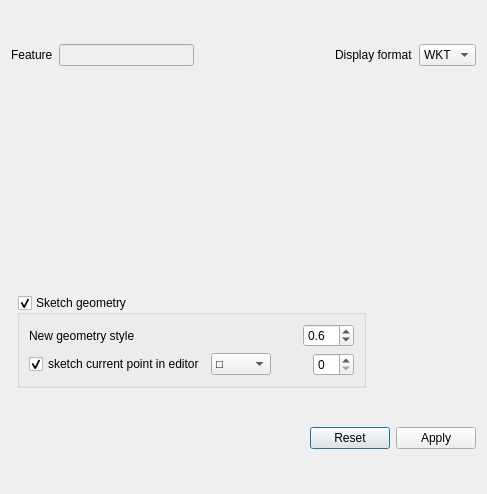
3nids/plaingeometryeditor, file ui/ui_geomeditor.ui: the form before one commit.
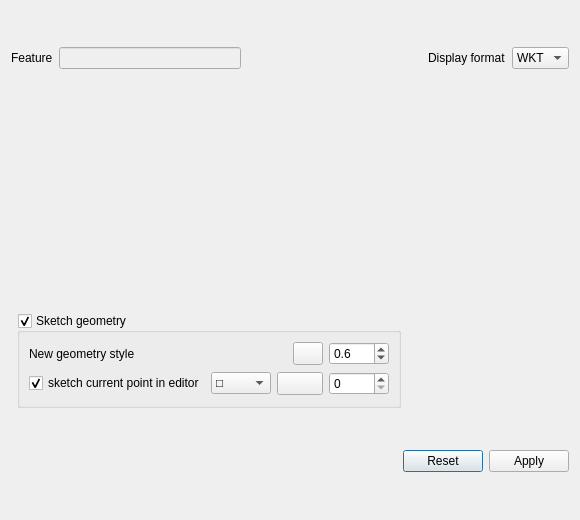
The form after the commit. Custom widgets are drawn as their Qt base class.

Commit message: using QgsColorButton

Diff of the .ui file:
```diff
--- a/ui/ui_geomeditor.ui
+++ b/ui/ui_geomeditor.ui
@@ -6,8 +6,8 @@
    <rect>
     <x>0</x>
     <y>0</y>
-    <width>487</width>
-    <height>494</height>
+    <width>580</width>
+    <height>520</height>
    </rect>
   </property>
   <property name="windowTitle">
@@ -164,25 +164,15 @@
          <property name="margin">
           <number>0</number>
          </property>
-         <item row="0" column="2">
-          <widget class="QLabel" name="featureRubberColor">
-           <property name="sizePolicy">
-            <sizepolicy hsizetype="Fixed" vsizetype="Preferred">
-             <horstretch>0</horstretch>
-             <verstretch>0</verstretch>
-            </sizepolicy>
-           </property>
-           <property name="minimumSize">
-            <size>
-             <width>30</width>
-             <height>0</height>
-            </size>
-           </property>
-           <property name="text">
-            <string/>
-           </property>
-          </widget>
-         </item>
+         <property name="topMargin">
+          <number>0</number>
+         </property>
+         <property name="rightMargin">
+          <number>0</number>
+         </property>
+         <property name="bottomMargin">
+          <number>0</number>
+         </property>
          <item row="0" column="0">
           <widget class="QLabel" name="label_2">
            <property name="text">
@@ -196,6 +186,28 @@
             <property name="margin">
              <number>0</number>
             </property>
+            <property name="topMargin">
+             <number>0</number>
+            </property>
+            <property name="rightMargin">
+             <number>0</number>
+            </property>
+            <property name="bottomMargin">
+             <number>0</number>
+            </property>
+            <item row="0" column="6">
+             <widget class="QSpinBox" name="currentPointRubberSize">
+              <property name="minimumSize">
+               <size>
+                <width>60</width>
+                <height>0</height>
+               </size>
+              </property>
+              <property name="toolTip">
+               <string extracomment="Size"/>
+              </property>
+             </widget>
+            </item>
             <item row="0" column="1">
              <widget class="QComboBox" name="currentPointRubberIcon">
               <property name="currentIndex">
@@ -238,10 +250,10 @@
               </property>
              </widget>
             </item>
-            <item row="0" column="2">
-             <widget class="QLabel" name="currentPointRubberColor">
+            <item row="0" column="4">
+             <widget class="QgsColorButton" name="featureRubberColor">
               <property name="sizePolicy">
-               <sizepolicy hsizetype="Fixed" vsizetype="Preferred">
+               <sizepolicy hsizetype="Preferred" vsizetype="Preferred">
                 <horstretch>0</horstretch>
                 <verstretch>0</verstretch>
                </sizepolicy>
@@ -252,23 +264,34 @@
                 <height>0</height>
                </size>
               </property>
+              <property name="maximumSize">
+               <size>
+                <width>16777215</width>
+                <height>16777215</height>
+               </size>
+              </property>
               <property name="text">
                <string/>
               </property>
              </widget>
             </item>
-            <item row="0" column="3">
-             <widget class="QSpinBox" name="currentPointRubberSize">
-              <property name="toolTip">
-               <string extracomment="Size"/>
-              </property>
-             </widget>
-            </item>
            </layout>
           </widget>
          </item>
          <item row="0" column="4">
           <widget class="QDoubleSpinBox" name="featureRubberSize">
+           <property name="minimumSize">
+            <size>
+             <width>60</width>
+             <height>0</height>
+            </size>
+           </property>
+           <property name="maximumSize">
+            <size>
+             <width>16777215</width>
+             <height>16777215</height>
+            </size>
+           </property>
            <property name="toolTip">
             <string extracomment="Size"/>
            </property>
@@ -296,12 +319,37 @@
            </property>
            <property name="sizeHint" stdset="0">
             <size>
-             <width>40</width>
+             <width>140</width>
              <height>20</height>
             </size>
            </property>
           </spacer>
          </item>
+         <item row="0" column="3">
+          <widget class="QgsColorButton" name="currentPointRubberColor">
+           <property name="sizePolicy">
+            <sizepolicy hsizetype="Preferred" vsizetype="Preferred">
+             <horstretch>0</horstretch>
+             <verstretch>0</verstretch>
+            </sizepolicy>
+           </property>
+           <property name="minimumSize">
+            <size>
+             <width>30</width>
+             <height>0</height>
+            </size>
+           </property>
+           <property name="maximumSize">
+            <size>
+             <width>16777215</width>
+             <height>16777215</height>
+            </size>
+           </property>
+           <property name="text">
+            <string/>
+           </property>
+          </widget>
+         </item>
         </layout>
        </widget>
       </item>
@@ -314,6 +362,11 @@
   </layout>
  </widget>
  <customwidgets>
+  <customwidget>
+   <class>QgsColorButton</class>
+   <extends>QToolButton</extends>
+   <header>qgscolorbutton.h</header>
+  </customwidget>
   <customwidget>
    <class>QgsCollapsibleGroupBoxBasic</class>
    <extends>QGroupBox</extends>
```
Left out of the diff: 26 changed lines with no effect on the pictures.
